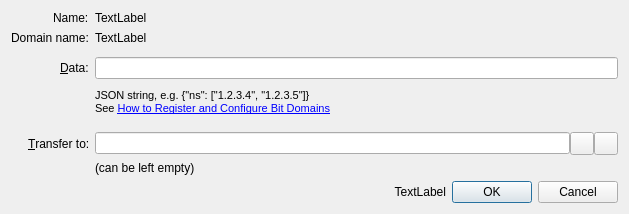
First picture: the form in src/qt/forms/configurenamedialog.ui, repository davispuh/namecoin, before the edit.
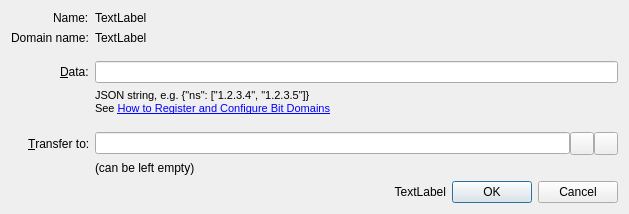
Second picture: the form after the edit. Icons and pictures are not drawn. Custom widgets are drawn as their Qt base class.

Commit message: Fixed name transferring in the GUI.

Patch:
```diff
--- a/src/qt/forms/configurenamedialog.ui
+++ b/src/qt/forms/configurenamedialog.ui
@@ -75,9 +75,6 @@
 &lt;p style=&quot; margin:0px; -qt-block-indent:0; text-indent:0px;&quot;&gt;JSON string, e.g. {&amp;quot;ns&amp;quot;: [&amp;quot;1.2.3.4&amp;quot;, &amp;quot;1.2.3.5&amp;quot;]}&lt;/p&gt;
 &lt;p style=&quot; margin:0px; -qt-block-indent:0; text-indent:0px;&quot;&gt;See &lt;a href=&quot;http://dot-bit.org/HowToRegisterAndConfigureBitDomains&quot;&gt;&lt;span style=&quot; text-decoration: underline; color:#0000ff;&quot;&gt;How to Register and Configure Bit Domains&lt;/span&gt;&lt;/a&gt;&lt;/p&gt;&lt;/body&gt;&lt;/html&gt;</string>
        </property>
-       <property name="wordWrap">
-        <bool>true</bool>
-       </property>
        <property name="openExternalLinks">
         <bool>true</bool>
        </property>
```
Left out of the diff: 10 changed lines with no effect on the pictures. The commit also changes 7 other files.
